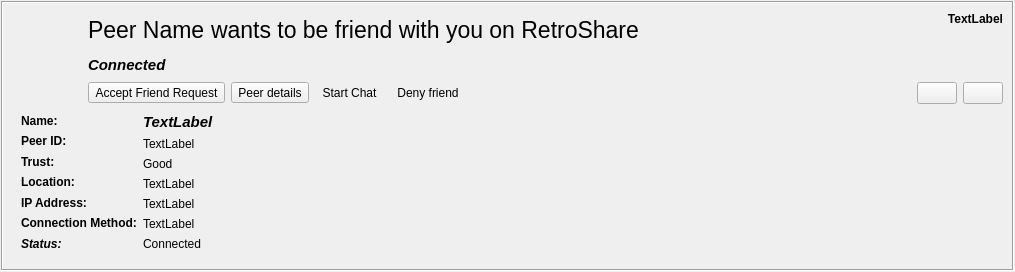
RetroShare/RetroShare, file retroshare-gui/src/gui/feeds/SecurityItem.ui: the form before one commit.
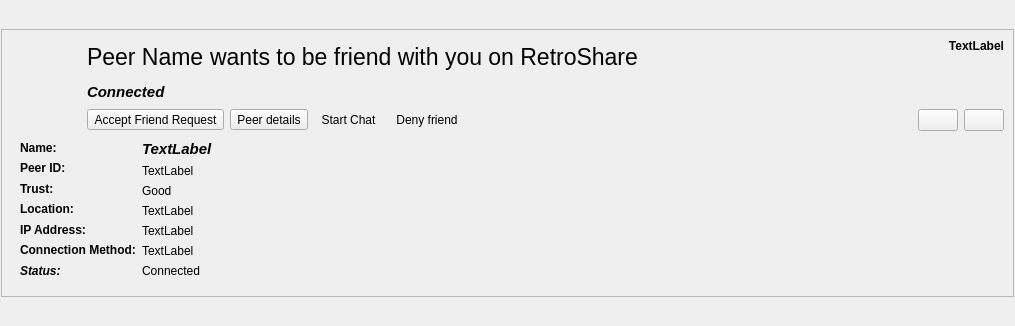
The form after the commit. Icons and pictures are not drawn. Custom widgets are drawn as their Qt base class.

Commit message: Fixed frames to get styles on system style

What changed in the file:
```diff
--- a/retroshare-gui/src/gui/feeds/SecurityItem.ui
+++ b/retroshare-gui/src/gui/feeds/SecurityItem.ui
@@ -7,7 +7,7 @@
     <x>0</x>
     <y>0</y>
     <width>1015</width>
-    <height>246</height>
+    <height>326</height>
    </rect>
   </property>
   <layout class="QGridLayout" name="SecurityItem_GL">
@@ -35,10 +35,10 @@
       <bool>true</bool>
      </property>
      <property name="frameShape">
-      <enum>QFrame::Box</enum>
+      <enum>QFrame::StyledPanel</enum>
      </property>
      <property name="frameShadow">
-      <enum>QFrame::Sunken</enum>
+      <enum>QFrame::Raised</enum>
      </property>
      <layout class="QGridLayout" name="feedFrame_GL">
       <property name="verticalSpacing">
```
The commit also changes 12 other files.
